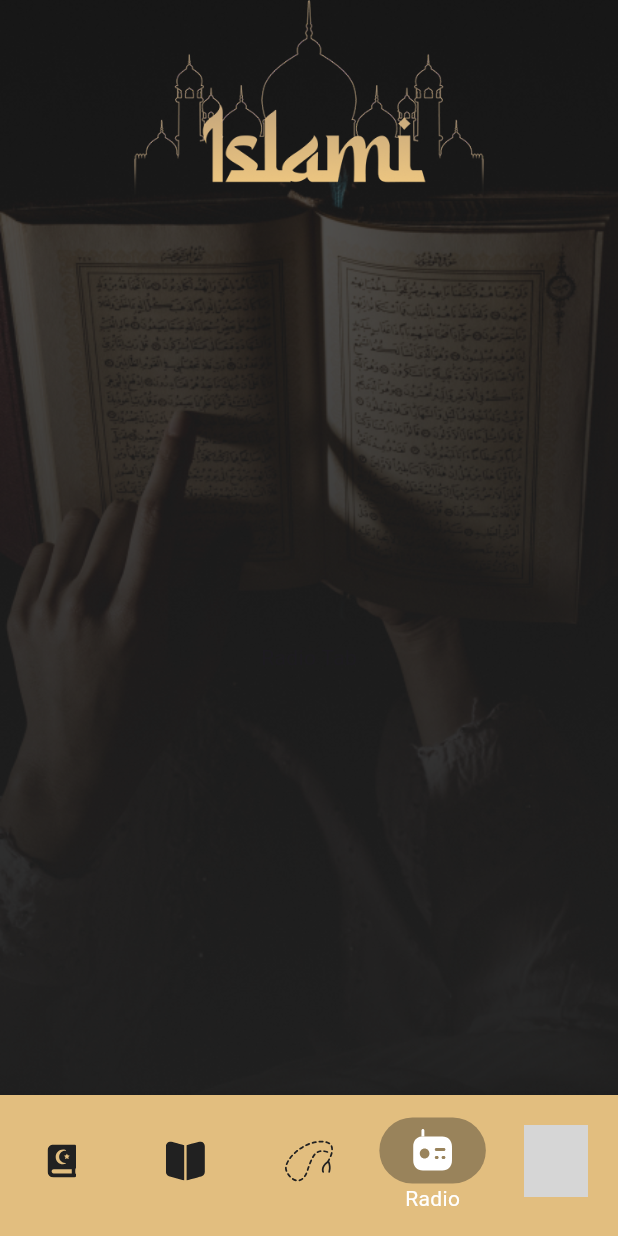
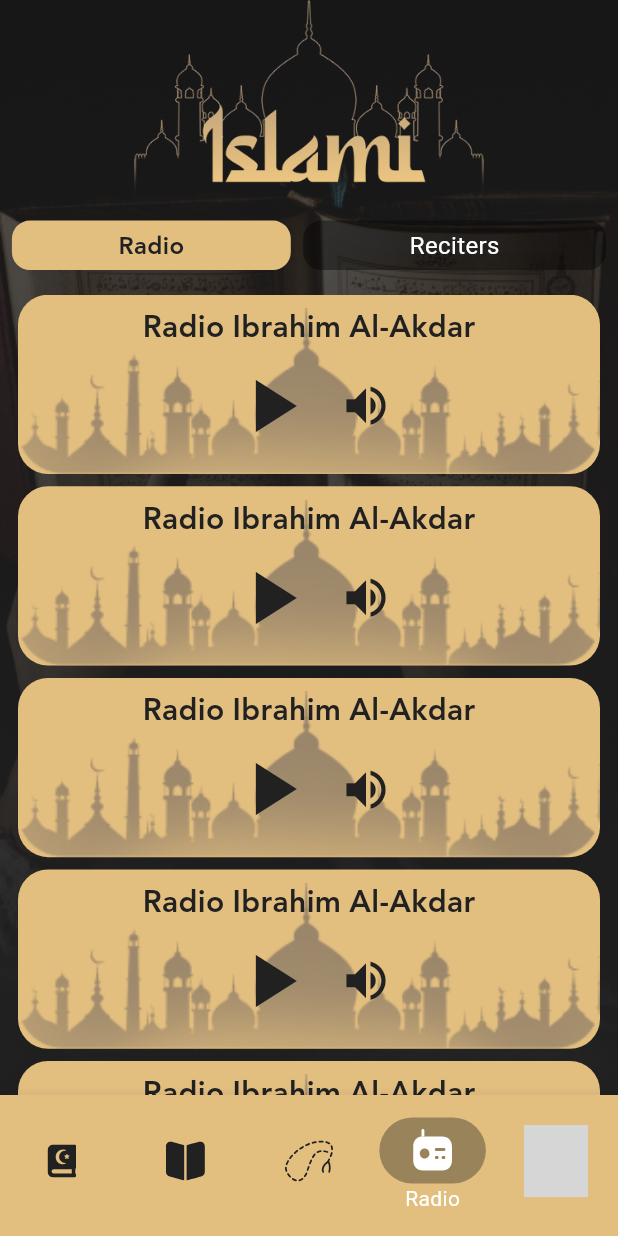
Before and after one commit to MohanedElsaead/Islami_Project, a Flutter app: the DashBoard screen opened by its route, item 4 of the bottom bar chosen, on a phone screen of 412 x 824 dp. Run offline on Flutter 3.47's test engine with Material 3 defaults, Android fonts, the phone set to English and light mode, and no system bars; our stand-ins replace carousel_slider, flutter_svg, google_fonts, introduction_screen, shared_preferences; accounts and stored records are empty; grey boxes are pictures that could not be loaded.

Commit message:
+ Radio Tab UI

```diff
--- a/lib/ui/home/radio.dart
+++ b/lib/ui/home/radio.dart
@@ -1,12 +1,58 @@
 import 'package:flutter/cupertino.dart';
 import 'package:flutter/material.dart';
+import 'package:islami_project/util/app_styles.dart';
+import 'package:islami_project/util/appcolors.dart';
+import 'package:islami_project/widgets/radio_item.dart';
 
 class Islami_Radio extends StatelessWidget {
   @override
   Widget build(BuildContext context) {
-    // TODO: implement build
+
+    var width=MediaQuery.of(context).size.width;
+    var height=MediaQuery.of(context).size.height;
     return Center(
-        child: Text("Radio Tab"),
+        child: Column(
+          spacing: height*0.02,
+          children: [
+            Row(
+              mainAxisAlignment: MainAxisAlignment.center,
+              spacing: width*0.02,
+              children: [
+                Container(
+                  decoration: BoxDecoration(
+                    borderRadius: BorderRadius.circular(12),
+                    color: AppColors.yellow
+                  ),
+                  child: Padding(
+                    padding: EdgeInsetsGeometry.symmetric(horizontal: 71,vertical: 5),
+                    child: Text("Radio",style: AppStyles.Bold16Black,),
+                  ),
+                ),
+                Container(
+                  decoration: BoxDecoration(
+                      borderRadius: BorderRadius.circular(12),
+                      color: Color.from(alpha: 0.4, red: 0, green: 0, blue: 0)
+                  ),
+                  child: Padding(
+                    padding: EdgeInsetsGeometry.symmetric(horizontal: 71,vertical: 5),
+                    child: Text("Reciters",style: AppStyles.Bold16White.copyWith(fontFamily: "",fontWeight: FontWeight.normal),),
+                  ),
+                )
+              ],
+            ),
+            Expanded(
+              child: ListView.separated(itemBuilder: (context,index){
+                return RadioItem();
+              },
+                  separatorBuilder: (context,index){
+                   return SizedBox(
+                     height: height*0.01,
+                   );
+                  },
+                  itemCount: 10),
+            )
+          ],
+        ),
     );
   }
 
--- /dev/null
+++ b/lib/widgets/radio_item.dart
@@ -0,0 +1,54 @@
+import 'package:flutter/cupertino.dart';
+import 'package:flutter/material.dart';
+import 'package:islami_project/util/app_styles.dart';
+import 'package:islami_project/util/appcolors.dart';
+
+class RadioItem extends StatelessWidget {
+  const RadioItem({super.key});
+
+  @override
+  Widget build(BuildContext context) {
+    var width=MediaQuery.of(context).size.width;
+    var height=MediaQuery.of(context).size.height;
+    return Padding(
+      padding: EdgeInsets.symmetric(horizontal: 12),
+      child: Container(
+        height: height*0.145,
+        decoration: BoxDecoration(
+          borderRadius: BorderRadius.circular(20),
+          color: AppColors.yellow,
+        ),
+        child: Stack(
+          alignment: Alignment.center,
+          children: [
+            Column(
+              mainAxisAlignment: MainAxisAlignment.end,
+              children: [
+                Image.asset("assets/materials/Mosque.png",width: double.infinity,fit: BoxFit.cover,),
+              ],
+            ),
+            Column(
+              mainAxisAlignment: MainAxisAlignment.center,
+              children: [
+                Text("Radio Ibrahim Al-Akdar",style: AppStyles.Bold20Black,),
+                Row(
+                  mainAxisAlignment: MainAxisAlignment.center,
+                  children: [
+                    IconButton(onPressed: (){
+
+                    },
+                    icon: Icon(Icons.play_arrow,color: AppColors.black,size: 60,)),
+                    IconButton(onPressed: (){
+
+                    },
+                        icon: Icon(Icons.volume_up,color: AppColors.black,size: 35,))
+                  ],
+                )
+              ],
+            )
+          ],
+        ),
+      ),
+    );
+  }
+}
```
